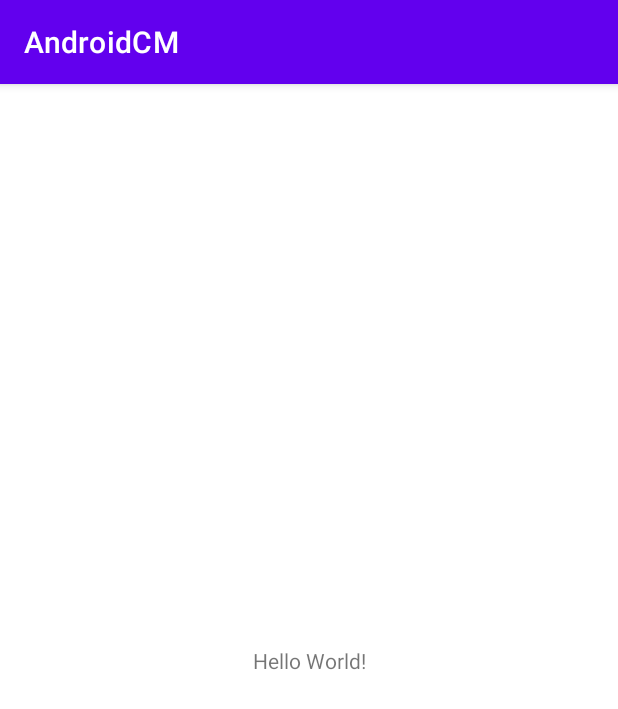
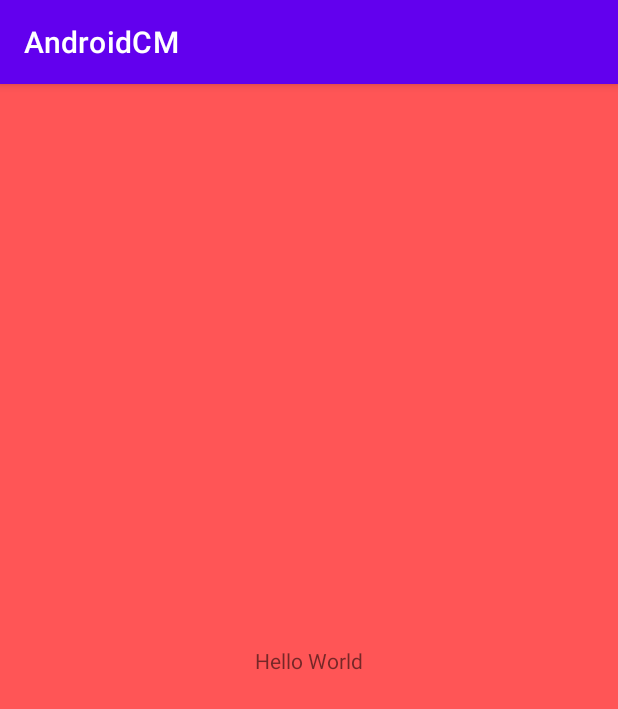
Before and after one commit to nthungvn/android-complete-masterclass, an Android app: the screen it shows after launch (MainActivity), on a phone screen of 412 x 824 dp. Shown: the top 709 px of the screen. Run offline under Robolectric (Android 15) with nearby library versions, the phone set to English and light mode, and no system bars.

Commit message:
Unserstanding xml and layout

```diff
--- a/app/src/main/res/layout/activity_main.xml
+++ b/app/src/main/res/layout/activity_main.xml
@@ -4,15 +4,16 @@
     xmlns:tools="http://schemas.android.com/tools"
     android:layout_width="match_parent"
     android:layout_height="match_parent"
+    android:background="#FF5556"
     tools:context=".MainActivity">
 
     <TextView
+        android:id="@+id/textView"
         android:layout_width="wrap_content"
         android:layout_height="wrap_content"
-        android:text="Hello World!"
+        android:text="Hello World"
         app:layout_constraintBottom_toBottomOf="parent"
-        app:layout_constraintLeft_toLeftOf="parent"
-        app:layout_constraintRight_toRightOf="parent"
+        app:layout_constraintEnd_toEndOf="parent"
+        app:layout_constraintStart_toStartOf="parent"
         app:layout_constraintTop_toTopOf="parent" />
-
 </androidx.constraintlayout.widget.ConstraintLayout>
```
